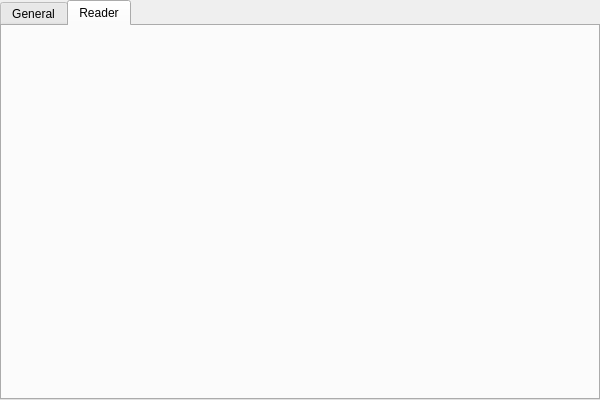
The window that src/settingswindow.ui (Heionbuji/Pretty-Customizable-Reader) describes before a commit, drawn with Qt 5.
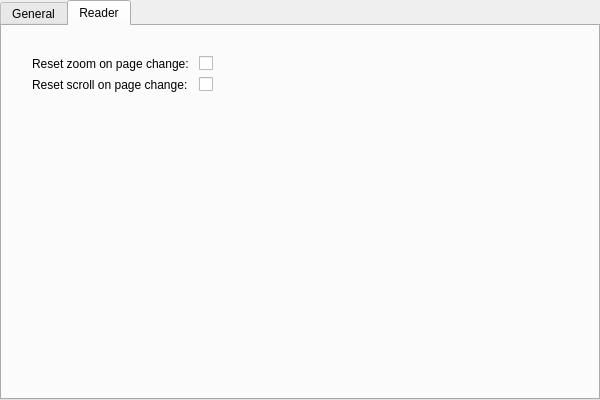
The same window after the commit. The open tabs and pages were chosen to show the change.

Diff of the .ui file:
```diff
--- a/src/settingswindow.ui
+++ b/src/settingswindow.ui
@@ -98,6 +98,46 @@
     <attribute name="title">
      <string>Reader</string>
     </attribute>
+    <widget class="QWidget" name="formLayoutWidget_2">
+     <property name="geometry">
+      <rect>
+       <x>30</x>
+       <y>30</y>
+       <width>531</width>
+       <height>311</height>
+      </rect>
+     </property>
+     <layout class="QFormLayout" name="formLayout_3">
+      <item row="0" column="0">
+       <widget class="QLabel" name="label_6">
+        <property name="text">
+         <string>Reset zoom on page change: </string>
+        </property>
+       </widget>
+      </item>
+      <item row="0" column="1">
+       <widget class="QCheckBox" name="checkBox_3">
+        <property name="text">
+         <string/>
+        </property>
+       </widget>
+      </item>
+      <item row="1" column="0">
+       <widget class="QLabel" name="label_5">
+        <property name="text">
+         <string>Reset scroll on page change: </string>
+        </property>
+       </widget>
+      </item>
+      <item row="1" column="1">
+       <widget class="QCheckBox" name="scrollResetCheckbox">
+        <property name="text">
+         <string/>
+        </property>
+       </widget>
+      </item>
+     </layout>
+    </widget>
    </widget>
   </widget>
  </widget>
```
Left out of the diff: 25 changed lines with no effect on the pictures.
